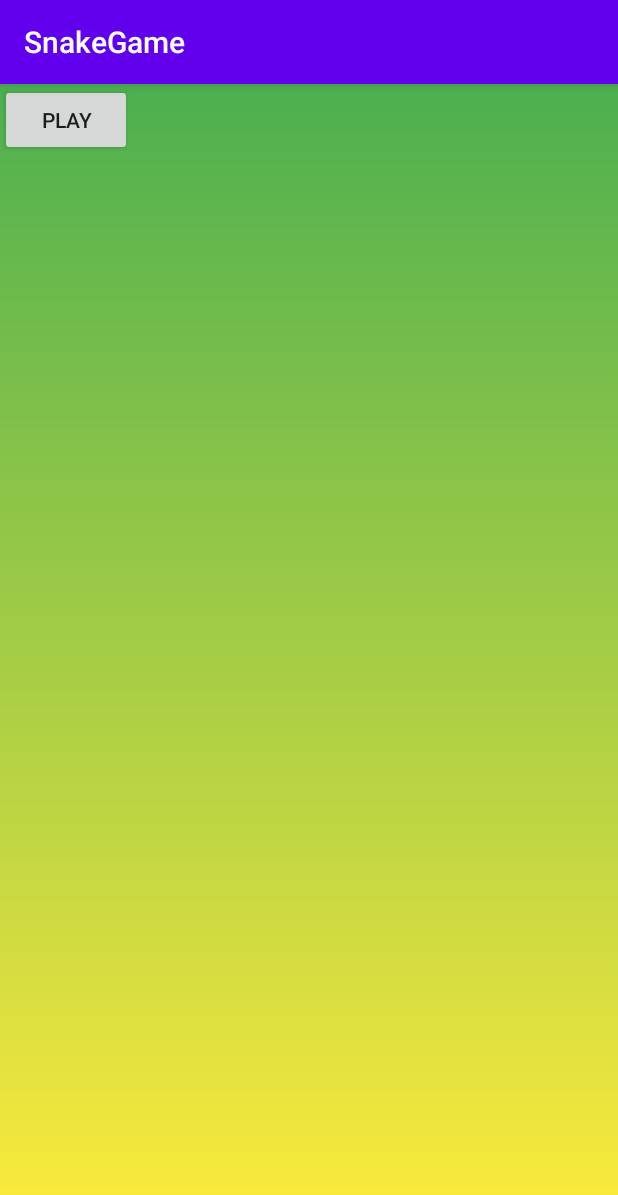
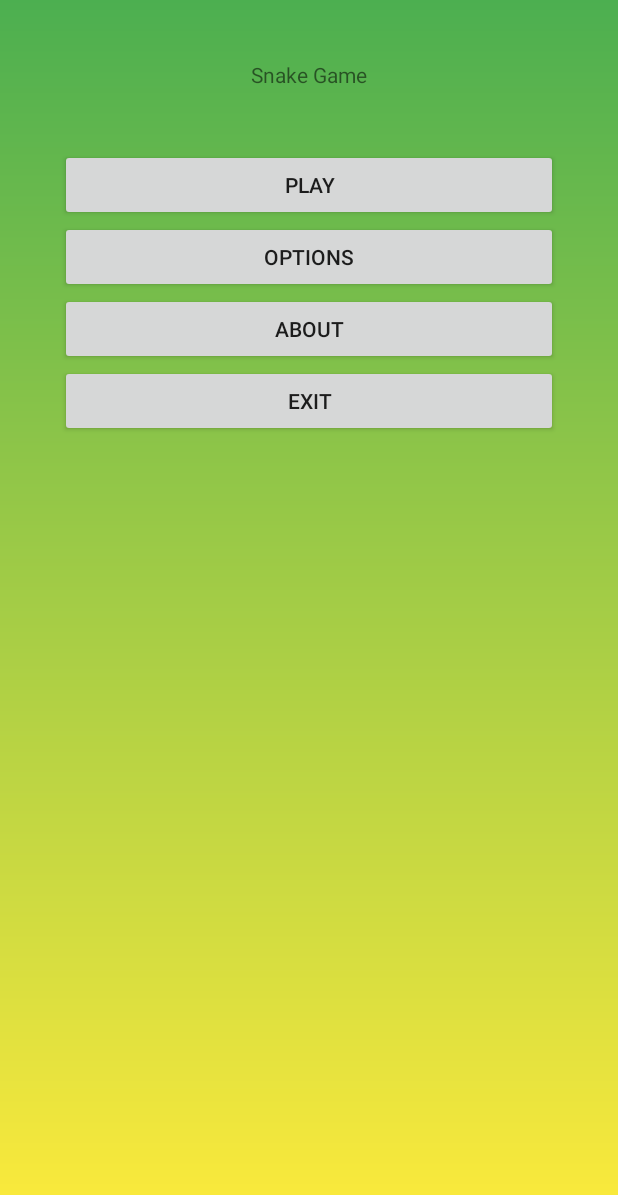
Before and after one commit to Kochenkov/AndroidApp-SnakeGame, an Android app: the screen it shows after launch (MainActivity), on a phone screen of 412 x 824 dp. Shown: the top 1195 px of the screen. Run offline under Robolectric (Android 15) with nearby library versions, the phone set to English and light mode, and no system bars.

Commit message:
добавил кнопки в меню и поменял вид отображения набранных очков на экране игры

```diff
--- a/app/src/main/AndroidManifest.xml
+++ b/app/src/main/AndroidManifest.xml
@@ -6,7 +6,7 @@
         android:allowBackup="true"
         android:icon="@drawable/snake"
         android:label="@string/app_name"
-        android:roundIcon="@mipmap/ic_launcher_round"
+        android:roundIcon="@drawable/snake"
         android:supportsRtl="true"
         android:theme="@style/AppTheme"
         android:screenOrientation="portrait">
--- a/app/src/main/res/layout/activity_main.xml
+++ b/app/src/main/res/layout/activity_main.xml
@@ -1,20 +1,57 @@
 <?xml version="1.0" encoding="utf-8"?>
 <LinearLayout xmlns:android="http://schemas.android.com/apk/res/android"
-    xmlns:app="http://schemas.android.com/apk/res-auto"
     xmlns:tools="http://schemas.android.com/tools"
     android:layout_width="match_parent"
     android:layout_height="match_parent"
-    tools:context=".activities.MainActivity"
-    android:background="@drawable/main_gradient_background">
+    android:background="@drawable/main_gradient_background"
+    android:orientation="vertical"
+    tools:context=".activities.MainActivity">
 
-    <Button
-        android:id="@+id/btn_play"
+    <TextView
         android:layout_width="wrap_content"
         android:layout_height="wrap_content"
-        android:text="Play" />
+        android:layout_gravity="center_horizontal"
+        android:layout_marginTop="40dp"
+        android:layout_marginBottom="40dp"
+        android:text="Snake Game" />
 
-<!--    настройки-->
-<!--    об игре-->
-<!--    выход-->
+    <LinearLayout
+        android:layout_width="match_parent"
+        android:layout_height="wrap_content"
+        android:layout_marginLeft="40dp"
+        android:layout_marginRight="40dp"
+        android:orientation="vertical">
+
+        <Button
+            android:id="@+id/btn_play"
+            android:layout_width="match_parent"
+            android:layout_height="wrap_content"
+            android:text="Play" />
+
+        <Button
+            android:id="@+id/btn_options"
+            android:layout_width="match_parent"
+            android:layout_height="wrap_content"
+            android:text="Options" />
+
+        <Button
+            android:id="@+id/btn_about"
+            android:layout_width="match_parent"
+            android:layout_height="wrap_content"
+            android:text="About" />
+
+        <Button
+            android:id="@+id/btn_exit"
+            android:layout_width="match_parent"
+            android:layout_height="wrap_content"
+            android:text="Exit" />
+
+
+        <!--    настройки-->
+        <!--    об игре-->
+        <!--    выход-->
+
+    </LinearLayout>
+
 
 </LinearLayout>
--- a/app/src/main/res/values/styles.xml
+++ b/app/src/main/res/values/styles.xml
@@ -1,6 +1,6 @@
 <resources>
     <!-- Base application theme. -->
-    <style name="AppTheme" parent="Theme.AppCompat.Light.DarkActionBar">
+    <style name="AppTheme" parent="Theme.AppCompat.Light.NoActionBar">
         <!-- Customize your theme here. -->
         <item name="colorPrimary">@color/colorPrimary</item>
         <item name="colorPrimaryDark">@color/colorPrimaryDark</item>
```
Also changed, not shown: app/src/main/java/com/vkochenkov/snakegame/activities/GameScreenActivity.java (+18 -1 lines), app/src/main/res/layout/activity_game_screen.xml (+26 -3 lines).
